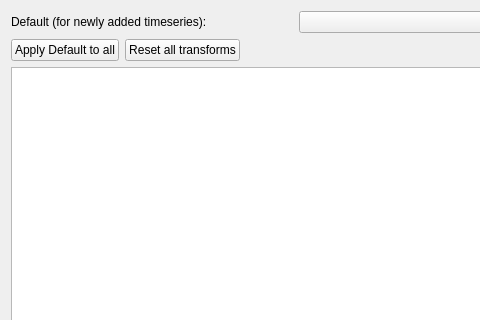
Above: plotter_gui/transforms/transform_selector.ui from ziparker/PlotJuggler before the change; both pictures show x 0 to 480 and y 0 to 320 of the 591 by 409 pixel window. Below: the same form after it.
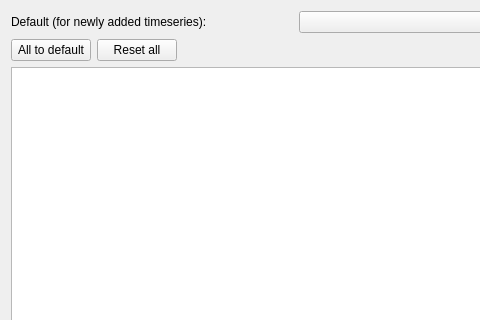
That is the form after the change.

```diff
--- a/plotter_gui/transforms/transform_selector.ui
+++ b/plotter_gui/transforms/transform_selector.ui
@@ -42,14 +42,14 @@
        <item>
         <widget class="QPushButton" name="buttonApplyDefault">
          <property name="text">
-          <string>Apply Default to all</string>
+          <string>All to default</string>
          </property>
         </widget>
        </item>
        <item>
         <widget class="QPushButton" name="buttonResetAll">
          <property name="text">
-          <string>Reset all transforms</string>
+          <string>Reset all</string>
          </property>
         </widget>
        </item>
```
